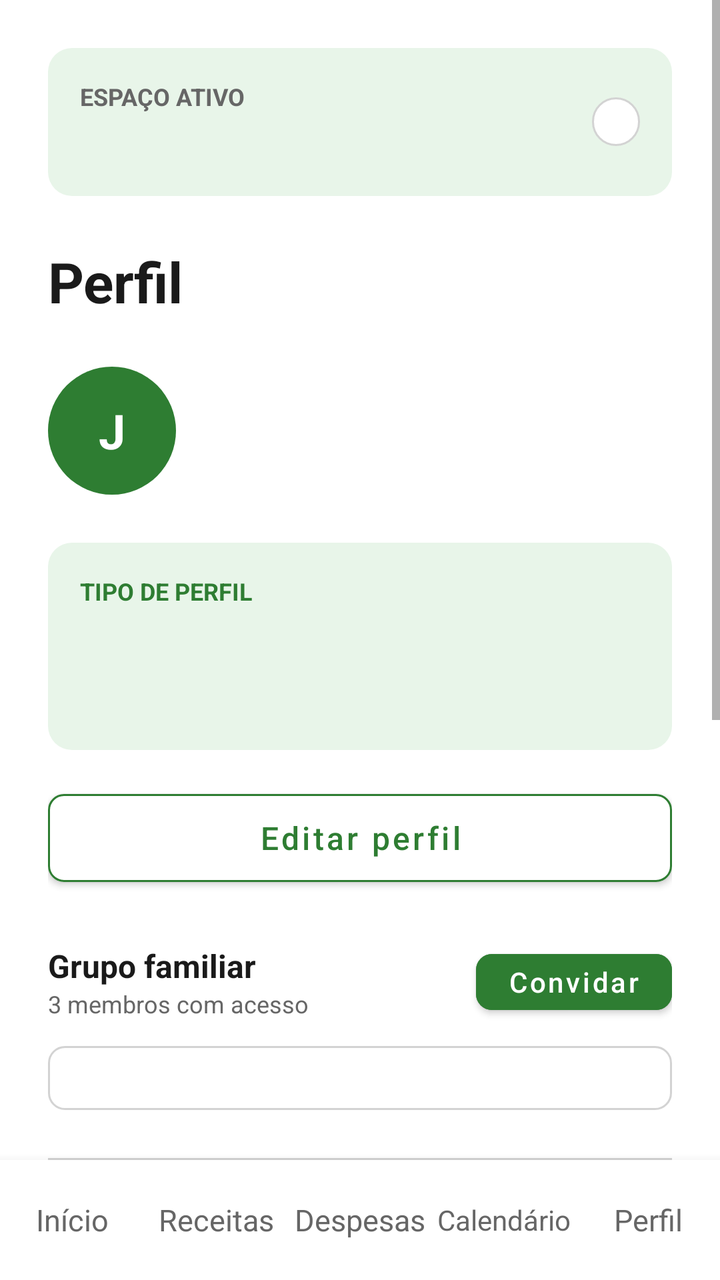
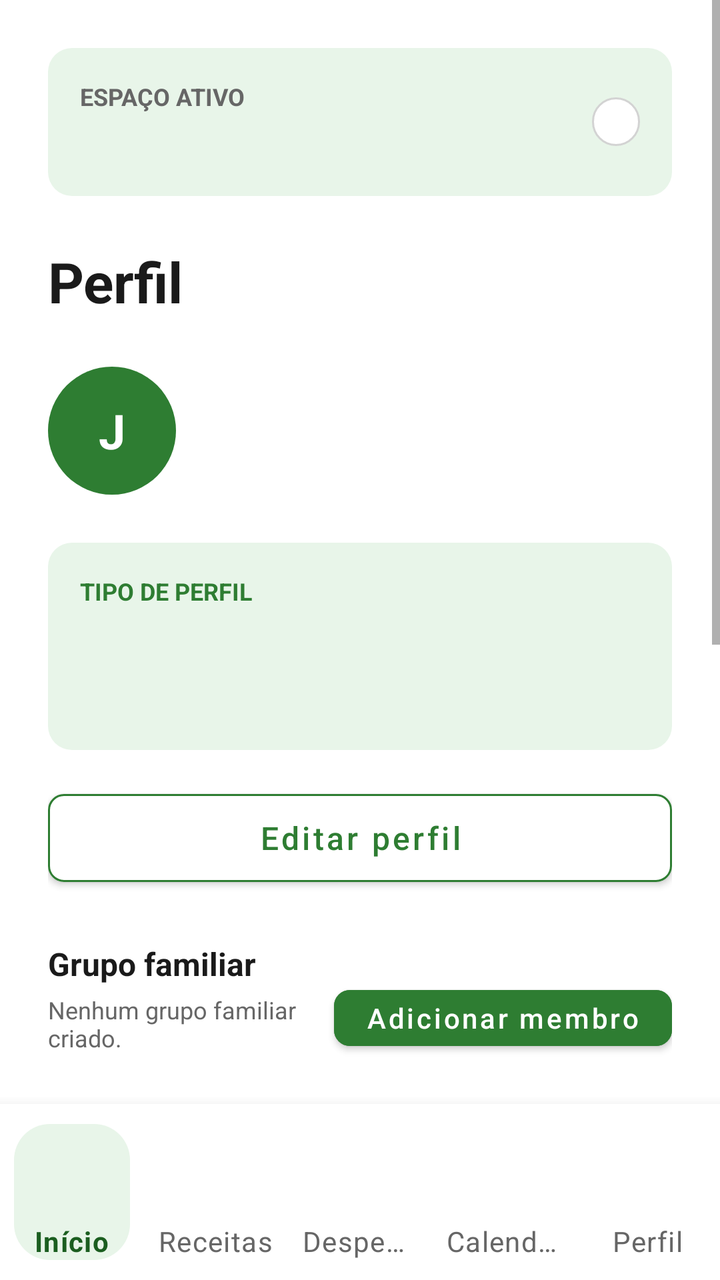

Screens rendered from an Android XML layout before and after an edit, with the pre-edit source and the edit as a unified diff.
<!-- AndroidManifest.xml: application theme Theme.Meu_controle -->
<!-- res/layout/activity_perfil.xml -->
<?xml version="1.0" encoding="utf-8"?>
<LinearLayout xmlns:android="http://schemas.android.com/apk/res/android"
    xmlns:app="http://schemas.android.com/apk/res-auto"
    android:layout_width="match_parent"
    android:layout_height="match_parent"
    android:background="@color/white"
    android:orientation="vertical">

    <ScrollView
        android:layout_width="match_parent"
        android:layout_height="0dp"
        android:layout_weight="1"
        android:fillViewport="true">

        <LinearLayout
            android:layout_width="match_parent"
            android:layout_height="wrap_content"
            android:orientation="vertical"
            android:padding="24dp">

            
            <LinearLayout
                android:layout_width="match_parent"
                android:layout_height="wrap_content"
                android:background="@drawable/bg_card_light_green"
                android:gravity="center_vertical"
                android:padding="16dp">

                <LinearLayout
                    android:layout_width="0dp"
                    android:layout_height="wrap_content"
                    android:layout_weight="1"
                    android:orientation="vertical">

                    <TextView
                        android:layout_width="wrap_content"
                        android:layout_height="wrap_content"
                        android:text="@string/espaco_ativo"
                        android:textColor="@color/gray_text"
                        android:textSize="12sp"
                        android:textStyle="bold" />

                    <TextView
                        android:id="@+id/profile_space_name"
                        android:layout_width="wrap_content"
                        android:layout_height="wrap_content"
                        android:layout_marginTop="4dp"
                        android:textColor="@color/black"
                        android:textSize="16sp"
                        android:textStyle="bold" />
                </LinearLayout>

                <TextView
                    android:id="@+id/profile_space_detail"
                    android:layout_width="wrap_content"
                    android:layout_height="wrap_content"
                    android:background="@drawable/bg_badge"
                    android:paddingHorizontal="12dp"
                    android:paddingVertical="4dp"
                    android:textColor="@color/black"
                    android:textSize="12sp" />
            </LinearLayout>

            <TextView
                android:layout_width="wrap_content"
                android:layout_height="wrap_content"
                android:layout_marginTop="24dp"
                android:text="@string/perfil_title"
                android:textColor="@color/black"
                android:textSize="28sp"
                android:textStyle="bold" />

            
            <LinearLayout
                android:layout_width="match_parent"
                android:layout_height="wrap_content"
                android:layout_marginTop="24dp"
                android:gravity="center_vertical"
                android:orientation="horizontal">

                <TextView
                    android:layout_width="64dp"
                    android:layout_height="64dp"
                    android:background="@drawable/bg_avatar_green"
                    android:gravity="center"
                    android:text="J"
                    android:textColor="@color/white"
                    android:textSize="24sp"
                    android:textStyle="bold" />

                <LinearLayout
                    android:layout_width="wrap_content"
                    android:layout_height="wrap_content"
                    android:layout_marginStart="16dp"
                    android:orientation="vertical">

                    <TextView
                        android:id="@+id/profile_name"
                        android:layout_width="wrap_content"
                        android:layout_height="wrap_content"
                        android:textColor="@color/black"
                        android:textSize="20sp"
                        android:textStyle="bold" />

                    <TextView
                        android:id="@+id/profile_email"
                        android:layout_width="wrap_content"
                        android:layout_height="wrap_content"
                        android:textColor="@color/gray_text"
                        android:textSize="14sp" />
                </LinearLayout>
            </LinearLayout>

            
            <LinearLayout
                android:layout_width="match_parent"
                android:layout_height="wrap_content"
                android:layout_marginTop="24dp"
                android:background="@drawable/bg_card_light_green"
                android:orientation="vertical"
                android:padding="16dp">

                <TextView
                    android:layout_width="wrap_content"
                    android:layout_height="wrap_content"
                    android:text="@string/tipo_de_perfil"
                    android:textColor="@color/green_primary"
                    android:textSize="12sp"
                    android:textStyle="bold" />

                <TextView
                    android:id="@+id/profile_type"
                    android:layout_width="wrap_content"
                    android:layout_height="wrap_content"
                    android:layout_marginTop="4dp"
                    android:textColor="@color/green_dark"
                    android:textSize="18sp"
                    android:textStyle="bold" />

                <TextView
                    android:id="@+id/profile_description"
                    android:layout_width="wrap_content"
                    android:layout_height="wrap_content"
                    android:layout_marginTop="8dp"
                    android:textColor="@color/green_dark"
                    android:textSize="14sp" />
            </LinearLayout>

            <com.google.android.material.button.MaterialButton
                android:layout_width="match_parent"
                android:layout_height="56dp"
                android:layout_marginTop="16dp"
                android:backgroundTint="@color/white"
                android:text="@string/btn_editar_perfil"
                android:textAllCaps="false"
                android:textColor="@color/green_primary"
                android:textSize="16sp"
                app:cornerRadius="8dp"
                app:strokeColor="@color/green_primary"
                app:strokeWidth="1dp" />

            
            <LinearLayout
                android:id="@+id/family_group_section"
                android:layout_width="match_parent"
                android:layout_height="wrap_content"
                android:layout_marginTop="24dp"
                android:orientation="vertical">

                <LinearLayout
                    android:layout_width="match_parent"
                    android:layout_height="wrap_content"
                    android:gravity="center_vertical"
                    android:orientation="horizontal">

                    <LinearLayout
                        android:layout_width="0dp"
                        android:layout_height="wrap_content"
                        android:layout_weight="1"
                        android:orientation="vertical">

                        <TextView
                            android:layout_width="wrap_content"
                            android:layout_height="wrap_content"
                            android:text="@string/grupo_familiar_title"
                            android:textColor="@color/black"
                            android:textSize="16sp"
                            android:textStyle="bold" />

                        <TextView
                            android:layout_width="wrap_content"
                            android:layout_height="wrap_content"
                            android:text="3 membros com acesso"
                            android:textColor="@color/gray_text"
                            android:textSize="12sp" />
                    </LinearLayout>

                    <com.google.android.material.button.MaterialButton
                        android:id="@+id/btn_invite_family"
                        android:layout_width="wrap_content"
                        android:layout_height="40dp"
                        android:backgroundTint="@color/green_primary"
                        android:text="@string/btn_convidar"
                        android:textAllCaps="false"
                        android:textSize="14sp"
                        app:cornerRadius="8dp" />
                </LinearLayout>

                <LinearLayout
                    android:layout_width="match_parent"
                    android:layout_height="wrap_content"
                    android:layout_marginTop="12dp"
                    android:background="@drawable/bg_input_field"
                    android:orientation="vertical">

                    <LinearLayout
                        android:id="@+id/family_members_list"
                        android:layout_width="match_parent"
                        android:layout_height="wrap_content"
                        android:orientation="vertical"
                        android:padding="16dp" />
                </LinearLayout>
            </LinearLayout>

            <View
                android:layout_width="match_parent"
                android:layout_height="1dp"
                android:layout_marginTop="24dp"
                android:background="@color/gray_border" />

            
            <LinearLayout
                android:id="@+id/row_notificacoes"
                android:layout_width="match_parent"
                android:layout_height="wrap_content"
                android:gravity="center_vertical"
                android:orientation="horizontal"
                android:paddingVertical="16dp">

                <TextView
                    android:layout_width="0dp"
                    android:layout_height="wrap_content"
                    android:layout_weight="1"
                    android:text="@string/receber_notificacoes"
                    android:textColor="@color/black"
                    android:textSize="16sp" />

                <com.google.android.material.switchmaterial.SwitchMaterial
                    android:id="@+id/notifications_switch"
                    android:layout_width="wrap_content"
                    android:layout_height="wrap_content"
                    android:checked="true" />
            </LinearLayout>

            <View
                android:layout_width="match_parent"
                android:layout_height="1dp"
                android:background="@color/gray_border" />

            
            <LinearLayout
                android:id="@+id/row_gerenciar_categorias"
                android:layout_width="match_parent"
                android:layout_height="wrap_content"
                android:background="?attr/selectableItemBackground"
                android:clickable="true"
                android:focusable="true"
                android:gravity="center_vertical"
                android:orientation="horizontal"
                android:paddingVertical="16dp">

                <TextView
                    android:layout_width="0dp"
                    android:layout_height="wrap_content"
                    android:layout_weight="1"
                    android:text="@string/gerenciar_categorias"
                    android:textColor="@color/black"
                    android:textSize="16sp" />

                <TextView
                    android:layout_width="wrap_content"
                    android:layout_height="wrap_content"
                    android:text="›"
                    android:textColor="@color/gray_text"
                    android:textSize="24sp" />
            </LinearLayout>

            <View
                android:layout_width="match_parent"
                android:layout_height="1dp"
                android:background="@color/gray_border" />

            
            <LinearLayout
                android:id="@+id/individual_settings_section"
                android:layout_width="match_parent"
                android:layout_height="wrap_content"
                android:orientation="vertical">

                <LinearLayout
                    android:layout_width="match_parent"
                    android:layout_height="wrap_content"
                    android:gravity="center_vertical"
                    android:orientation="horizontal"
                    android:paddingVertical="16dp">

                    <TextView
                        android:layout_width="0dp"
                        android:layout_height="wrap_content"
                        android:layout_weight="1"
                        android:text="@string/configuracoes"
                        android:textColor="@color/black"
                        android:textSize="16sp" />

                    <TextView
                        android:layout_width="wrap_content"
                        android:layout_height="wrap_content"
                        android:text="›"
                        android:textColor="@color/gray_text"
                        android:textSize="24sp" />
                </LinearLayout>

                <View
                    android:layout_width="match_parent"
                    android:layout_height="1dp"
                    android:background="@color/gray_border" />

                <LinearLayout
                    android:layout_width="match_parent"
                    android:layout_height="wrap_content"
                    android:gravity="center_vertical"
                    android:orientation="horizontal"
                    android:paddingVertical="16dp">

                    <TextView
                        android:layout_width="0dp"
                        android:layout_height="wrap_content"
                        android:layout_weight="1"
                        android:text="@string/ajuda"
                        android:textColor="@color/black"
                        android:textSize="16sp" />

                    <TextView
                        android:layout_width="wrap_content"
                        android:layout_height="wrap_content"
                        android:text="›"
                        android:textColor="@color/gray_text"
                        android:textSize="24sp" />
                </LinearLayout>

                <View
                    android:layout_width="match_parent"
                    android:layout_height="1dp"
                    android:background="@color/gray_border" />
            </LinearLayout>

            
            <TextView
                android:id="@+id/logout_button"
                android:layout_width="match_parent"
                android:layout_height="wrap_content"
                android:paddingVertical="16dp"
                android:text="@string/btn_sair"
                android:textColor="@color/payables_accent"
                android:textSize="16sp" />

        </LinearLayout>
    </ScrollView>

    <include
        layout="@layout/layout_bottom_nav"
        android:layout_width="match_parent"
        android:layout_height="wrap_content" />
</LinearLayout>
<!-- res/layout/layout_bottom_nav.xml (included above) -->
<?xml version="1.0" encoding="utf-8"?>
<LinearLayout xmlns:android="http://schemas.android.com/apk/res/android"
    android:layout_width="match_parent"
    android:layout_height="wrap_content"
    android:orientation="horizontal"
    android:background="#FFFFFF"
    android:elevation="8dp"
    android:paddingTop="6dp"
    android:paddingBottom="6dp">

    <TextView
        android:id="@+id/nav_dashboard"
        android:layout_width="0dp"
        android:layout_height="wrap_content"
        android:layout_weight="1"
        android:autoSizeMaxTextSize="15sp"
        android:autoSizeMinTextSize="11sp"
        android:autoSizeStepGranularity="1sp"
        android:autoSizeTextType="uniform"
        android:gravity="center"
        android:maxLines="1"
        android:minHeight="48dp"
        android:paddingHorizontal="2dp"
        android:text="Início"
        android:textColor="#666666" />

    <TextView
        android:id="@+id/nav_receitas"
        android:layout_width="0dp"
        android:layout_height="wrap_content"
        android:layout_weight="1"
        android:autoSizeMaxTextSize="15sp"
        android:autoSizeMinTextSize="11sp"
        android:autoSizeStepGranularity="1sp"
        android:autoSizeTextType="uniform"
        android:gravity="center"
        android:maxLines="1"
        android:minHeight="48dp"
        android:paddingHorizontal="2dp"
        android:text="Receitas"
        android:textColor="#666666" />

    <TextView
        android:id="@+id/nav_despesas"
        android:layout_width="0dp"
        android:layout_height="wrap_content"
        android:layout_weight="1"
        android:autoSizeMaxTextSize="15sp"
        android:autoSizeMinTextSize="11sp"
        android:autoSizeStepGranularity="1sp"
        android:autoSizeTextType="uniform"
        android:gravity="center"
        android:maxLines="1"
        android:minHeight="48dp"
        android:paddingHorizontal="2dp"
        android:text="Despesas"
        android:textColor="#666666" />

    <TextView
        android:id="@+id/nav_calendario"
        android:layout_width="0dp"
        android:layout_height="wrap_content"
        android:layout_weight="1"
        android:autoSizeMaxTextSize="15sp"
        android:autoSizeMinTextSize="11sp"
        android:autoSizeStepGranularity="1sp"
        android:autoSizeTextType="uniform"
        android:gravity="center"
        android:maxLines="1"
        android:minHeight="48dp"
        android:paddingHorizontal="2dp"
        android:text="Calendário"
        android:textColor="#666666" />

    <TextView
        android:id="@+id/nav_perfil"
        android:layout_width="0dp"
        android:layout_height="wrap_content"
        android:layout_weight="1"
        android:autoSizeMaxTextSize="15sp"
        android:autoSizeMinTextSize="11sp"
        android:autoSizeStepGranularity="1sp"
        android:autoSizeTextType="uniform"
        android:gravity="center"
        android:maxLines="1"
        android:minHeight="48dp"
        android:paddingHorizontal="2dp"
        android:text="Perfil"
        android:textColor="#666666" />
</LinearLayout>
<!-- resources referenced by this layout -->
<resources>
  <color name="black">#1A1A1A</color>
  <color name="gray_border">#D3D3D3</color>
  <color name="gray_text">#666666</color>
  <color name="green_dark">#1B5E20</color>
  <color name="green_primary">#2E7D32</color>
  <color name="payables_accent">#C62828</color>
  <color name="white">#FFFFFF</color>
  <!-- drawable bg_avatar_green (drawable) -->
  <?xml version="1.0" encoding="utf-8"?>
  <shape xmlns:android="http://schemas.android.com/apk/res/android" android:shape="oval">
      <solid android:color="@color/green_primary" />
  </shape>
  <!-- drawable bg_badge (drawable) -->
  <?xml version="1.0" encoding="utf-8"?>
  <shape xmlns:android="http://schemas.android.com/apk/res/android">
      <solid android:color="@color/white" />
      <stroke android:width="1dp" android:color="@color/gray_border" />
      <corners android:radius="16dp" />
  </shape>
  <!-- drawable bg_card_light_green (drawable) -->
  <?xml version="1.0" encoding="utf-8"?>
  <shape xmlns:android="http://schemas.android.com/apk/res/android">
      <solid android:color="@color/green_light_bg" />
      <corners android:radius="12dp" />
  </shape>
  <!-- drawable bg_input_field (drawable) -->
  <?xml version="1.0" encoding="utf-8"?>
  <shape xmlns:android="http://schemas.android.com/apk/res/android">
      <solid android:color="@color/white" />
      <stroke android:width="1dp" android:color="@color/gray_border" />
      <corners android:radius="8dp" />
  </shape>
  <string name="ajuda">Ajuda e informações</string>
  <string name="btn_convidar">Convidar</string>
  <string name="btn_editar_perfil">Editar perfil</string>
  <string name="btn_sair">Sair</string>
  <string name="configuracoes">Configurações</string>
  <string name="espaco_ativo">ESPAÇO ATIVO</string>
  <string name="gerenciar_categorias">Gerenciar categorias</string>
  <string name="grupo_familiar_title">Grupo familiar</string>
  <string name="perfil_title">Perfil</string>
  <string name="receber_notificacoes">Receber notificações</string>
  <string name="tipo_de_perfil">TIPO DE PERFIL</string>
  <style name="Theme.Meu_controle" parent="Theme.MaterialComponents.DayNight.NoActionBar">
          <item name="colorPrimary">@color/primary</item>
          <item name="colorPrimaryDark">@color/primary_dark</item>
          <item name="colorAccent">@color/primary</item>
      </style>
  <color name="green_light_bg">#E8F5E9</color>
  <color name="primary">#1976D2</color>
  <color name="primary_dark">#0D47A1</color>
</resources>

<!-- the commit's change to res/layout/activity_perfil.xml (unified diff, before → after) -->
@@ -147,6 +147,7 @@
             </LinearLayout>
 
             <com.google.android.material.button.MaterialButton
+                android:id="@+id/btn_editar_perfil"
                 android:layout_width="match_parent"
                 android:layout_height="56dp"
                 android:layout_marginTop="16dp"
@@ -155,6 +156,7 @@
                 android:textAllCaps="false"
                 android:textColor="@color/green_primary"
                 android:textSize="16sp"
+                android:contentDescription="@string/btn_editar_perfil"
                 app:cornerRadius="8dp"
                 app:strokeColor="@color/green_primary"
                 app:strokeWidth="1dp" />
@@ -188,9 +190,19 @@
                             android:textStyle="bold" />
 
                         <TextView
+                            android:id="@+id/family_group_name"
                             android:layout_width="wrap_content"
                             android:layout_height="wrap_content"
-                            android:text="3 membros com acesso"
+                            android:layout_marginTop="4dp"
+                            android:text="@string/family_group_missing"
+                            android:textColor="@color/gray_text"
+                            android:textSize="12sp" />
+
+                        <TextView
+                            android:id="@+id/family_member_count"
+                            android:layout_width="wrap_content"
+                            android:layout_height="wrap_content"
+                            android:layout_marginTop="4dp"
                             android:textColor="@color/gray_text"
                             android:textSize="12sp" />
                     </LinearLayout>
@@ -200,7 +212,7 @@
                         android:layout_width="wrap_content"
                         android:layout_height="40dp"
                         android:backgroundTint="@color/green_primary"
-                        android:text="@string/btn_convidar"
+                        android:text="@string/family_add_member"
                         android:textAllCaps="false"
                         android:textSize="14sp"
                         app:cornerRadius="8dp" />
@@ -220,6 +232,18 @@
                         android:orientation="vertical"
                         android:padding="16dp" />
                 </LinearLayout>
+
+                <com.google.android.material.button.MaterialButton
+                    android:id="@+id/btn_leave_family"
+                    android:layout_width="match_parent"
+                    android:layout_height="48dp"
+                    android:layout_marginTop="12dp"
+                    android:text="@string/family_leave"
+                    android:textAllCaps="false"
+                    android:visibility="gone"
+                    app:cornerRadius="8dp"
+                    app:strokeColor="@color/payables_accent"
+                    app:strokeWidth="1dp" />
             </LinearLayout>
 
             <View
@@ -297,62 +321,29 @@
                 android:layout_height="wrap_content"
                 android:orientation="vertical">
 
-                <LinearLayout
-                    android:layout_width="match_parent"
-                    android:layout_height="wrap_content"
-                    android:gravity="center_vertical"
-                    android:orientation="horizontal"
-                    android:paddingVertical="16dp">
-
-                    <TextView
-                        android:layout_width="0dp"
-                        android:layout_height="wrap_content"
-                        android:layout_weight="1"
-                        android:text="@string/configuracoes"
-                        android:textColor="@color/black"
-                        android:textSize="16sp" />
-
-                    <TextView
-                        android:layout_width="wrap_content"
-                        android:layout_height="wrap_content"
-                        android:text="›"
-                        android:textColor="@color/gray_text"
-                        android:textSize="24sp" />
-                </LinearLayout>
-
                 <View
                     android:layout_width="match_parent"
                     android:layout_height="1dp"
                     android:background="@color/gray_border" />
-
-                <LinearLayout
-                    android:layout_width="match_parent"
-                    android:layout_height="wrap_content"
-                    android:gravity="center_vertical"
-                    android:orientation="horizontal"
-                    android:paddingVertical="16dp">
-
-                    <TextView
-                        android:layout_width="0dp"
-                        android:layout_height="wrap_content"
-                        android:layout_weight="1"
-                        android:text="@string/ajuda"
-                        android:textColor="@color/black"
-                        android:textSize="16sp" />
-
-                    <TextView
-                        android:layout_width="wrap_content"
-                        android:layout_height="wrap_content"
-                        android:text="›"
-                        android:textColor="@color/gray_text"
-                        android:textSize="24sp" />
-                </LinearLayout>
-
-                <View
-                    android:layout_width="match_parent"
-                    android:layout_height="1dp"
-                    android:background="@color/gray_border" />
-            </LinearLayout>
+            </LinearLayout>
+
+            <com.google.android.material.button.MaterialButton
+                android:id="@+id/btn_change_login_email"
+                android:layout_width="match_parent"
+                android:layout_height="48dp"
+                android:text="@string/change_login_email"
+                android:textAllCaps="false" />
+
+            <com.google.android.material.button.MaterialButton
+                android:id="@+id/btn_delete_account"
+                style="@style/Widget.Material3.Button.OutlinedButton"
+                android:layout_width="match_parent"
+                android:layout_height="48dp"
+                android:layout_marginTop="8dp"
+                android:text="@string/delete_account"
+                android:textAllCaps="false"
+                android:textColor="@color/payables_accent"
+                app:strokeColor="@color/payables_accent" />
 
             
             <TextView
@@ -374,92 +365,21 @@
 </LinearLayout>
 <!-- res/layout/layout_bottom_nav.xml (included above) -->
 <?xml version="1.0" encoding="utf-8"?>
-<LinearLayout xmlns:android="http://schemas.android.com/apk/res/android"
+<com.google.android.material.bottomnavigation.BottomNavigationView
+    xmlns:android="http://schemas.android.com/apk/res/android"
+    xmlns:app="http://schemas.android.com/apk/res-auto"
+    android:id="@+id/bottom_navigation"
     android:layout_width="match_parent"
-    android:layout_height="wrap_content"
-    android:orientation="horizontal"
-    android:background="#FFFFFF"
-    android:elevation="8dp"
-    android:paddingTop="6dp"
-    android:paddingBottom="6dp">
-
-    <TextView
-        android:id="@+id/nav_dashboard"
-        android:layout_width="0dp"
-        android:layout_height="wrap_content"
-        android:layout_weight="1"
-        android:autoSizeMaxTextSize="15sp"
-        android:autoSizeMinTextSize="11sp"
-        android:autoSizeStepGranularity="1sp"
-        android:autoSizeTextType="uniform"
-        android:gravity="center"
-        android:maxLines="1"
-        android:minHeight="48dp"
-        android:paddingHorizontal="2dp"
-        android:text="Início"
-        android:textColor="#666666" />
-
-    <TextView
-        android:id="@+id/nav_receitas"
-        android:layout_width="0dp"
-        android:layout_height="wrap_content"
-        android:layout_weight="1"
-        android:autoSizeMaxTextSize="15sp"
-        android:autoSizeMinTextSize="11sp"
-        android:autoSizeStepGranularity="1sp"
-        android:autoSizeTextType="uniform"
-        android:gravity="center"
-        android:maxLines="1"
-        android:minHeight="48dp"
-        android:paddingHorizontal="2dp"
-        android:text="Receitas"
-        android:textColor="#666666" />
-
-    <TextView
-        android:id="@+id/nav_despesas"
-        android:layout_width="0dp"
-        android:layout_height="wrap_content"
-        android:layout_weight="1"
-        android:autoSizeMaxTextSize="15sp"
-        android:autoSizeMinTextSize="11sp"
-        android:autoSizeStepGranularity="1sp"
-        android:autoSizeTextType="uniform"
-        android:gravity="center"
-        android:maxLines="1"
-        android:minHeight="48dp"
-        android:paddingHorizontal="2dp"
-        android:text="Despesas"
-        android:textColor="#666666" />
-
-    <TextView
-        android:id="@+id/nav_calendario"
-        android:layout_width="0dp"
-        android:layout_height="wrap_content"
-        android:layout_weight="1"
-        android:autoSizeMaxTextSize="15sp"
-        android:autoSizeMinTextSize="11sp"
-        android:autoSizeStepGranularity="1sp"
-        android:autoSizeTextType="uniform"
-        android:gravity="center"
-        android:maxLines="1"
-        android:minHeight="48dp"
-        android:paddingHorizontal="2dp"
-        android:text="Calendário"
-        android:textColor="#666666" />
-
-    <TextView
-        android:id="@+id/nav_perfil"
-        android:layout_width="0dp"
-        android:layout_height="wrap_content"
-        android:layout_weight="1"
-        android:autoSizeMaxTextSize="15sp"
-        android:autoSizeMinTextSize="11sp"
-        android:autoSizeStepGranularity="1sp"
-        android:autoSizeTextType="uniform"
-        android:gravity="center"
-        android:maxLines="1"
-        android:minHeight="48dp"
-        android:paddingHorizontal="2dp"
-        android:text="Perfil"
-        android:textColor="#666666" />
-</LinearLayout>
+    android:layout_height="88dp"
+    android:minHeight="88dp"
+    android:background="@color/white"
+    android:elevation="10dp"
+    android:contentDescription="@string/nav_accessibility"
+    app:itemBackground="@drawable/bg_nav_item_selector"
+    app:itemPaddingTop="0dp"
+    app:itemPaddingBottom="0dp"
+    app:itemTextColor="@color/nav_item_text_color"
+    app:itemTextAppearanceActive="@style/TextAppearance.BottomNavigation.Active"
+    app:itemTextAppearanceInactive="@style/TextAppearance.BottomNavigation.Inactive"
+    app:labelVisibilityMode="labeled"
+    app:menu="@menu/menu_bottom_navigation" />
<!-- resource entries referenced after the edit -->
@@ -32,23 +32,51 @@
       <stroke android:width="1dp" android:color="@color/gray_border" />
       <corners android:radius="8dp" />
   </shape>
-  <string name="ajuda">Ajuda e informações</string>
-  <string name="btn_convidar">Convidar</string>
+  <!-- drawable bg_nav_item_selector (drawable) -->
+  <?xml version="1.0" encoding="utf-8"?>
+  <selector xmlns:android="http://schemas.android.com/apk/res/android">
+      <item android:drawable="@drawable/bg_nav_item_active" android:state_checked="true" />
+      <item android:drawable="@android:color/transparent" />
+  </selector>
   <string name="btn_editar_perfil">Editar perfil</string>
   <string name="btn_sair">Sair</string>
-  <string name="configuracoes">Configurações</string>
+  <string name="change_login_email">Alterar e-mail de acesso</string>
+  <string name="delete_account">Excluir conta</string>
   <string name="espaco_ativo">ESPAÇO ATIVO</string>
+  <string name="family_add_member">Adicionar membro</string>
+  <string name="family_group_missing">Nenhum grupo familiar criado.</string>
+  <string name="family_leave">Sair do grupo familiar</string>
   <string name="gerenciar_categorias">Gerenciar categorias</string>
   <string name="grupo_familiar_title">Grupo familiar</string>
+  <string name="nav_accessibility">Navegação principal</string>
   <string name="perfil_title">Perfil</string>
   <string name="receber_notificacoes">Receber notificações</string>
   <string name="tipo_de_perfil">TIPO DE PERFIL</string>
+  <style name="TextAppearance.BottomNavigation.Active" parent="TextAppearance.MaterialComponents.Caption">
+          <item name="android:textSize">14sp</item>
+          <item name="android:textStyle">bold</item>
+      </style>
+  <style name="TextAppearance.BottomNavigation.Inactive" parent="TextAppearance.MaterialComponents.Caption">
+          <item name="android:textSize">14sp</item>
+      </style>
   <style name="Theme.Meu_controle" parent="Theme.MaterialComponents.DayNight.NoActionBar">
           <item name="colorPrimary">@color/primary</item>
           <item name="colorPrimaryDark">@color/primary_dark</item>
           <item name="colorAccent">@color/primary</item>
       </style>
   <color name="green_light_bg">#E8F5E9</color>
+  <!-- drawable bg_nav_item_active (drawable) -->
+  <?xml version="1.0" encoding="utf-8"?>
+  <inset xmlns:android="http://schemas.android.com/apk/res/android"
+      android:insetLeft="7dp"
+      android:insetTop="10dp"
+      android:insetRight="7dp"
+      android:insetBottom="10dp">
+      <shape android:shape="rectangle">
+          <solid android:color="@color/green_light_bg" />
+          <corners android:radius="18dp" />
+      </shape>
+  </inset>
   <color name="primary">#1976D2</color>
   <color name="primary_dark">#0D47A1</color>
 </resources>
